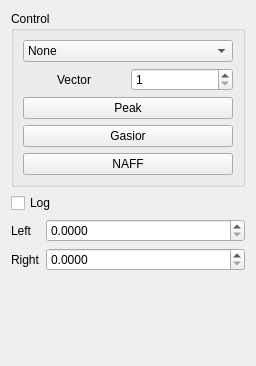
Snake9889/MultiTune, file ControlWidget_new.ui: the form before one commit.
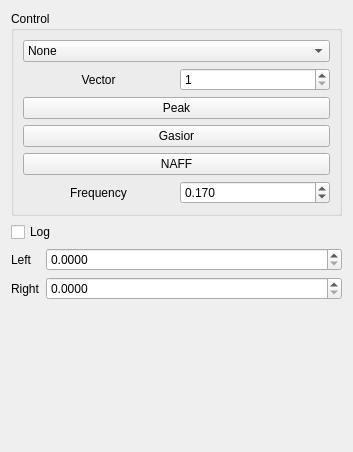
The form after the commit.

```diff
--- a/ControlWidget_new.ui
+++ b/ControlWidget_new.ui
@@ -6,8 +6,8 @@
    <rect>
     <x>0</x>
     <y>0</y>
-    <width>256</width>
-    <height>366</height>
+    <width>353</width>
+    <height>452</height>
    </rect>
   </property>
   <property name="sizePolicy">
@@ -111,6 +111,39 @@
         </attribute>
        </widget>
       </item>
+      <item>
+       <layout class="QHBoxLayout" name="horizontalLayout_2">
+        <item>
+         <widget class="QLabel" name="freq_label">
+          <property name="layoutDirection">
+           <enum>Qt::LeftToRight</enum>
+          </property>
+          <property name="text">
+           <string>Frequency</string>
+          </property>
+          <property name="alignment">
+           <set>Qt::AlignCenter</set>
+          </property>
+         </widget>
+        </item>
+        <item>
+         <widget class="QDoubleSpinBox" name="freqSBox">
+          <property name="decimals">
+           <number>3</number>
+          </property>
+          <property name="maximum">
+           <double>0.500000000000000</double>
+          </property>
+          <property name="singleStep">
+           <double>0.001000000000000</double>
+          </property>
+          <property name="value">
+           <double>0.170000000000000</double>
+          </property>
+         </widget>
+        </item>
+       </layout>
+      </item>
      </layout>
     </widget>
    </item>
```
